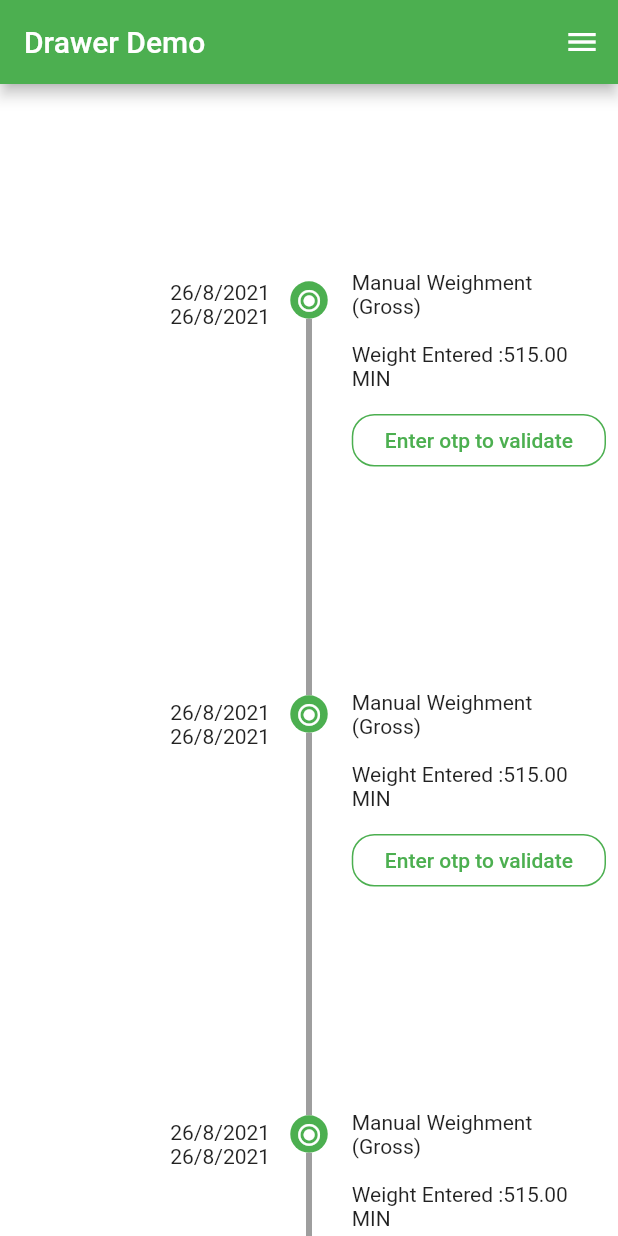
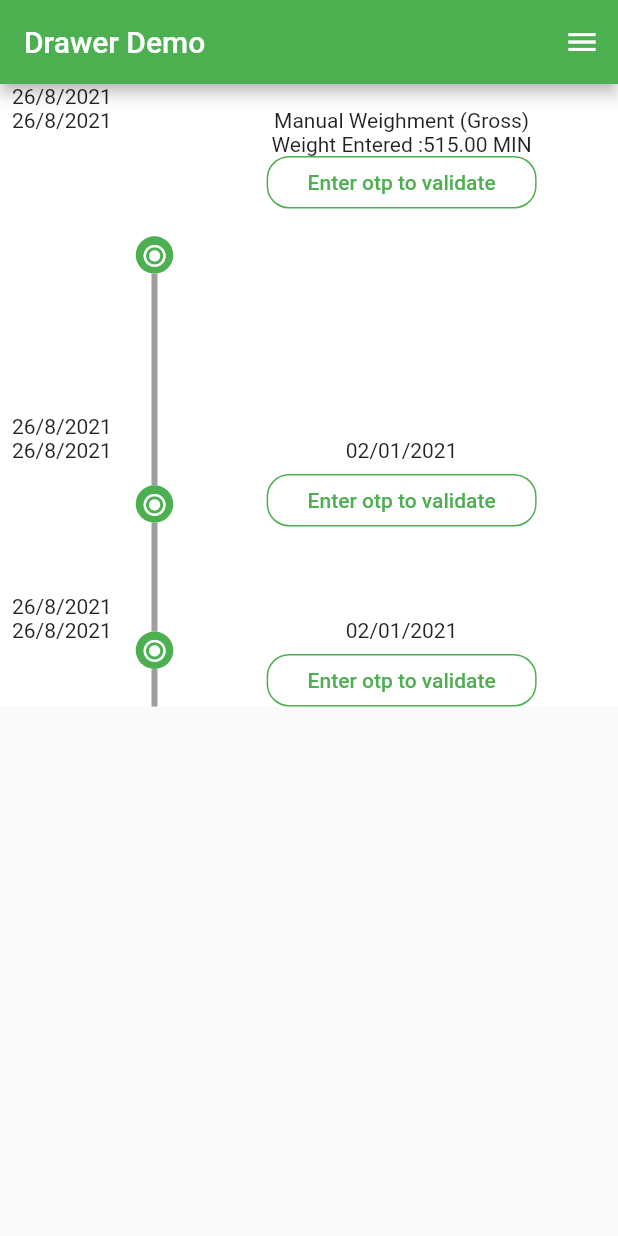
Before and after one commit to panchakarlavishnendra/Bluetooth, a Flutter app: the screen it shows after launch, on a phone screen of 412 x 824 dp. Run offline on Flutter 3.47's test engine with Material 2 defaults, Android fonts, the phone set to English and light mode, and no system bars; drawn by our look-alikes of timeline_tile; our stand-ins replace camera, flutter_bluetooth_serial, get, group_radio_button, image_picker, location and 1 more; missing offline and left inert: geocoder; project files that could hold a hidden picture were left out.

Commit message:
Timeline Alignment

```diff
--- a/lib/screens/test_screen.dart
+++ b/lib/screens/test_screen.dart
@@ -37,12 +37,12 @@ class _TestScreenState extends State<TestScreen> {
       body: ListView(
         children: <Widget>[
           Container(
-            height: 280,
+            height: 220,
             color: Colors.white,
             child: TimelineTile(
-              alignment: TimelineAlign.center,
+              alignment: TimelineAlign.manual,
               isFirst: true,
-              lineXY: 0.7,
+              lineXY: 0.25,
               hasIndicator: true,
               indicatorStyle: IndicatorStyle(
                 width: 25,
@@ -55,229 +55,104 @@ class _TestScreenState extends State<TestScreen> {
                   iconData: Icons.radio_button_checked_rounded,
                 ),
               ),
+              startChild: Column(
+                // crossAxisAlignment: CrossAxisAlignment.start,
+                children: [
+                  Text('26/8/2021'),
+                  Text("26/8/2021"),
+                ],
+              ),
               endChild: Container(
-                  height: 400,
+                  height: 120,
                   child: Padding(
-                    padding: const EdgeInsets.only(top: 116.0),
+                    padding: const EdgeInsets.only(top: 16.0),
                     child: Column(
                       children: <Widget>[
-                        Padding(
-                          padding: const EdgeInsets.all(8.0),
-                          child: Text("Manual Weighment (Gross)"),
-                        ),
-                        Padding(
-                          padding: const EdgeInsets.all(8.0),
-                          child: Text("Weight Entered :515.00 MIN"),
-                        ),
-                        Padding(
-                          padding: const EdgeInsets.all(8.0),
-                          child: _CustomButton(),
-                        )
-                        //       Container(
-                        //           height: 25,
-                        //           width: 160,
-                        //           child:
-                        //           RaisedButton(
-                        //   child: Text('enter otp to validate'),
-                        //   onPressed: () {},
-                        // )),
+                        Text("Manual Weighment (Gross)"),
+                        Text("Weight Entered :515.00 MIN"),
+                        _CustomButton()
                       ],
                     ),
                   )),
-              startChild: Padding(
-                padding: const EdgeInsets.only(left: 108.0, top: 131),
-                child: Column(
-                  children: <Widget>[
-                    Text("26/8/2021"),
-                    Text("26/8/2021"),
-                  ],
-                ),
-              ),
             ),
           ),
           Container(
-            height: 280,
+            height: 120,
             color: Colors.white,
             child: TimelineTile(
-              alignment: TimelineAlign.center,
-              // isFirst: true,
-              lineXY: 0.7,
+              alignment: TimelineAlign.manual,
+              lineXY: 0.25,
               hasIndicator: true,
               indicatorStyle: IndicatorStyle(
                 width: 25,
                 color: Colors.green,
                 // indicatorXY: 0.5,
                 drawGap: true,
-                padding: const EdgeInsets.only( left: 8, right: 8),
+                padding: const EdgeInsets.only(left: 8, right: 8),
                 iconStyle: IconStyle(
                   color: Colors.white,
                   iconData: Icons.radio_button_checked_rounded,
                 ),
               ),
-              endChild: Container(
-                  height: 400,
+              endChild: Column(
+                children: [
+                  Container(
+                      height: 40,
                       child: Padding(
-                    padding: const EdgeInsets.only(top: 116.0),
-                    child: Column(
-                      children: <Widget>[
-                        Padding(
-                          padding: const EdgeInsets.all(8.0),
-                          child: Text("Manual Weighment (Gross)"),
-                        ),
-                        Padding(
-                          padding: const EdgeInsets.all(8.0),
-                          child: Text("Weight Entered :515.00 MIN"),
-                        ),
-                        Padding(
-                          padding: const EdgeInsets.all(8.0),
-                          child: _CustomButton(),
-                        )
-                        //       Container(
-                        //           height: 25,
-                        //           width: 160,
-                        //           child:
-                        //           RaisedButton(
-                        //   child: Text('enter otp to validate'),
-                        //   onPressed: () {},
-                        // )),
+                        padding: const EdgeInsets.only(top: 16.0),
+                        child: Text("02/01/2021"),
+                      )),
+                  _CustomButton()
                 ],
               ),
-                  )),
-              startChild: Padding(
-                padding: const EdgeInsets.only(left: 108.0, top: 131),
-                child: Column(
-                  children: <Widget>[
-                    Text("26/8/2021"),
+              startChild: Column(
+                // crossAxisAlignment: CrossAxisAlignment.start,
+                children: [
+                  Text('26/8/2021'),
                   Text("26/8/2021"),
                 ],
               ),
             ),
           ),
-          ),
           Container(
-            height: 280,
             color: Colors.white,
             child: TimelineTile(
-              alignment: TimelineAlign.center,
-              // isFirst: true,
-              lineXY: 0.7,
+              alignment: TimelineAlign.manual,
+              lineXY: 0.25,
               hasIndicator: true,
               indicatorStyle: IndicatorStyle(
                 width: 25,
                 color: Colors.green,
                 // indicatorXY: 0.5,
                 drawGap: true,
-                padding: const EdgeInsets.only( left: 8, right: 8),
+                padding: const EdgeInsets.only(left: 8, right: 8),
                 iconStyle: IconStyle(
                   color: Colors.white,
                   iconData: Icons.radio_button_checked_rounded,
                 ),
               ),
-              endChild: Container(
-                  height: 400,
-                  child: Padding(
-                    padding: const EdgeInsets.only(top: 116.0),
-                    child: Column(
-                      children: <Widget>[
-                        Padding(
-                          padding: const EdgeInsets.all(8.0),
-                          child: Text("Manual Weighment (Gross)"),
-                        ),
-                        Padding(
-                          padding: const EdgeInsets.all(8.0),
-                          child: Text("Weight Entered :515.00 MIN"),
-                        ),
-                        Padding(
-                          padding: const EdgeInsets.all(8.0),
-                          child: _CustomButton(),
-                        )
-                        //       Container(
-                        //           height: 25,
-                        //           width: 160,
-                        //           child:
-                        //           RaisedButton(
-                        //   child: Text('enter otp to validate'),
-                        //   onPressed: () {},
-                        // )),
-                      ],
-                    ),
-                  )),
-              startChild: Padding(
-                padding: const EdgeInsets.only(left: 108.0, top: 131),
-                child: Column(
-                  children: <Widget>[
-                    Text("26/8/2021"),
+              startChild: Column(
+                // crossAxisAlignment: CrossAxisAlignment.start,
+                children: [
+                  Text('26/8/2021'),
                   Text("26/8/2021"),
                 ],
               ),
-              ),
-            ),
-          ),
+              endChild: Column(
+                children: [
                   Container(
-            height: 280,
-            color: Colors.white,
-            child: TimelineTile(
-              alignment: TimelineAlign.center,
-              // isFirst: true,
-              isLast: true,
-              lineXY: 0.7,
-              hasIndicator: true,
-              indicatorStyle: IndicatorStyle(
-                width: 25,
-                color: Colors.green,
-                // indicatorXY: 0.5,
-                drawGap: true,
-                padding: const EdgeInsets.only( left: 8, right: 8),
-                iconStyle: IconStyle(
-                  color: Colors.white,
-                  iconData: Icons.radio_button_checked_rounded,
-                ),
-              ),
-              endChild: Container(
-                  height: 400,
+                      height: 40,
                       child: Padding(
-                    padding: const EdgeInsets.only(top: 116.0),
-                    child: Column(
-                      children: <Widget>[
-                        Padding(
-                          padding: const EdgeInsets.all(8.0),
-                          child: Text("Manual Weighment (Gross)"),
-                        ),
-                        Padding(
-                          padding: const EdgeInsets.all(8.0),
-                          child: Text("Weight Entered :515.00 MIN"),
-                        ),
-                        Padding(
-                          padding: const EdgeInsets.all(8.0),
-                          child: _CustomButton(),
-                        )
-                        //       Container(
-                        //           height: 25,
-                        //           width: 160,
-                        //           child:
-                        //           RaisedButton(
-                        //   child: Text('enter otp to validate'),
-                        //   onPressed: () {},
-                        // )),
+                        padding: const EdgeInsets.only(top: 16.0),
+                        child: Text("02/01/2021"),
+                      )),
+                  _CustomButton()
                 ],
-                    ),
-                  )),
-              startChild: Padding(
-                padding: const EdgeInsets.only(left: 108.0, top: 131),
-                child: Column(
-                  children: <Widget>[
-                    Text("26/8/2021"),
-                    Text("26/8/2021"),
-                  ],
-                ),
               ),
             ),
           ),
         ],
       ),
-
-
-
       endDrawer: EndDrawer(_openEndDrawer, _closeEndDrawer),
       // Disable opening the end drawer with a swipe gesture.
       endDrawerEnableOpenDragGesture: false,
```
Lines whose indentation alone changed are shown as unchanged.
